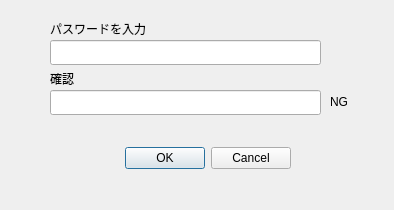
This is qt_src/dialog_password.ui in taka0628/sechack365 as Qt 5 draws it before an edit. The edited form follows.
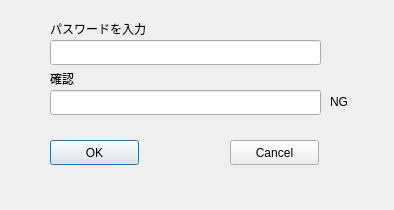
This is the edited form.

```diff
--- a/qt_src/dialog_password.ui
+++ b/qt_src/dialog_password.ui
@@ -13,22 +13,6 @@
   <property name="windowTitle">
    <string>Dialog</string>
   </property>
-  <widget class="QDialogButtonBox" name="buttonBox_ok">
-   <property name="geometry">
-    <rect>
-     <x>80</x>
-     <y>140</y>
-     <width>211</width>
-     <height>37</height>
-    </rect>
-   </property>
-   <property name="orientation">
-    <enum>Qt::Horizontal</enum>
-   </property>
-   <property name="standardButtons">
-    <set>QDialogButtonBox::Cancel|QDialogButtonBox::Ok</set>
-   </property>
-  </widget>
   <widget class="QLineEdit" name="lineEdit_password">
    <property name="geometry">
     <rect>
@@ -121,6 +105,32 @@
     <string>NG</string>
    </property>
   </widget>
+  <widget class="QPushButton" name="pushButton_OK">
+   <property name="geometry">
+    <rect>
+     <x>50</x>
+     <y>140</y>
+     <width>89</width>
+     <height>25</height>
+    </rect>
+   </property>
+   <property name="text">
+    <string>OK</string>
+   </property>
+  </widget>
+  <widget class="QPushButton" name="pushButton_Cancel">
+   <property name="geometry">
+    <rect>
+     <x>230</x>
+     <y>140</y>
+     <width>89</width>
+     <height>25</height>
+    </rect>
+   </property>
+   <property name="text">
+    <string>Cancel</string>
+   </property>
+  </widget>
  </widget>
  <resources/>
  <connections>
```
Left out of the diff: 35 changed lines with no effect on the pictures.
